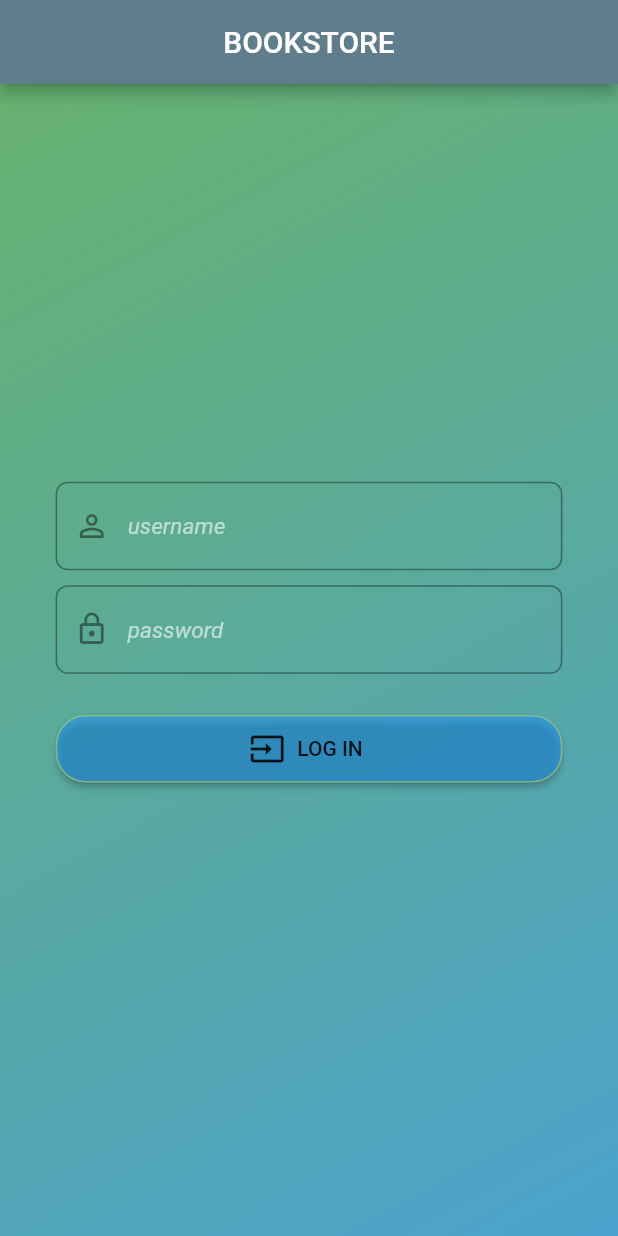
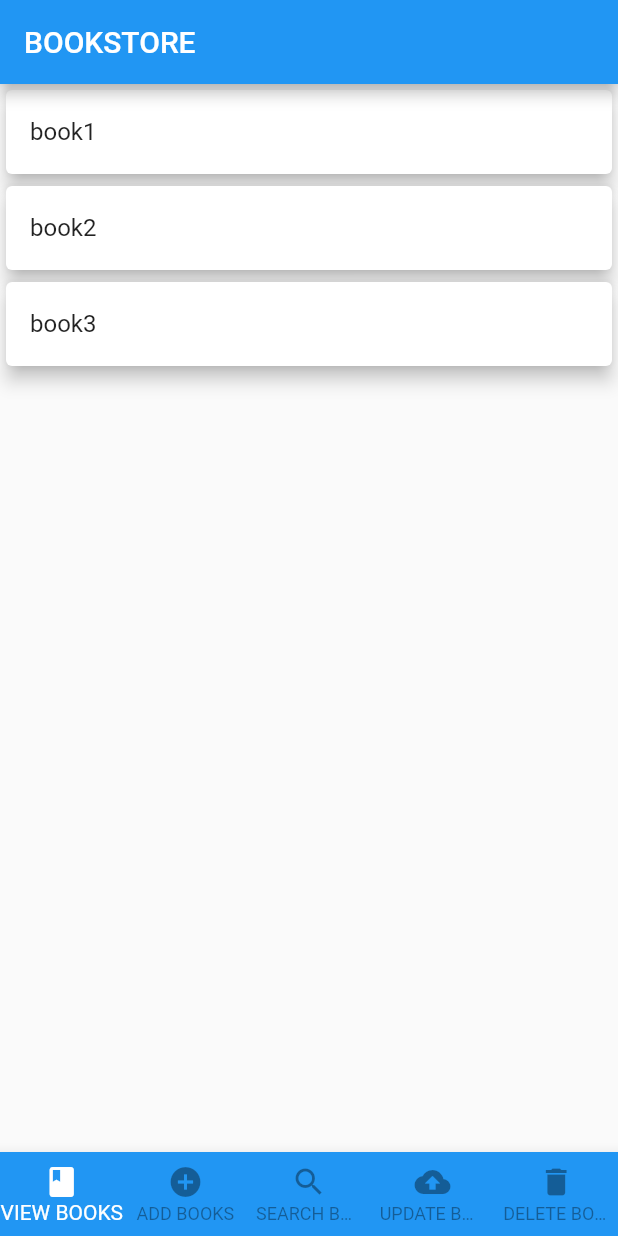
Before and after one commit to JossinAntony/Flutter_Bookstore_App, a Flutter app: the screen it shows after launch, on a phone screen of 412 x 824 dp. Run offline on Flutter 3.47's test engine with Material 2 defaults, Android fonts, the phone set to English and light mode, and no system bars.

Commit message:
viewBooks.dart page created, bottom navbar navigation to new page set.

```diff
--- a/lib/main.dart
+++ b/lib/main.dart
@@ -2,6 +2,7 @@
 import 'package:flutter/material.dart';
 import 'package:flutter_bookstore_app/pages/addBooks.dart';
 import 'package:flutter_bookstore_app/pages/login.dart';
+import 'package:flutter_bookstore_app/pages/navigation.dart';
 
 main() => runApp(MyApp());
 
@@ -9,7 +10,8 @@ class MyApp extends StatelessWidget {
   @override
   Widget build(BuildContext context) {
     return MaterialApp(
-      home: LogIn(),
+      //home: LogIn(),
+      home: Navigation(),
     );
   }
 }
--- a/lib/pages/navigation.dart
+++ b/lib/pages/navigation.dart
@@ -3,6 +3,7 @@ import 'package:flutter_bookstore_app/pages/addBooks.dart';
 import 'package:flutter_bookstore_app/pages/searchBooks.dart';
 import 'package:flutter_bookstore_app/pages/updateBooks.dart';
 import 'package:flutter_bookstore_app/pages/deleteBooks.dart';
+import 'package:flutter_bookstore_app/pages/viewBooks.dart';
 
 class Navigation extends StatefulWidget {
   @override
@@ -10,7 +11,7 @@ class Navigation extends StatefulWidget {
 }
 
 class _NavigationState extends State<Navigation> {
-  final pages = [AddBooks(), SearchBooks(), UpdateBooks(), DeleteBooks()];
+  final pages = [ViewBooks(), AddBooks(), SearchBooks(), UpdateBooks(), DeleteBooks()];
   int _pageIndex = 0;
 
   @override
@@ -34,6 +35,10 @@ class _NavigationState extends State<Navigation> {
             currentIndex: _pageIndex,
             items: [
               BottomNavigationBarItem(
+                icon: Icon(Icons.book),
+                title: Text('VIEW BOOKS'),
+              ),
+              BottomNavigationBarItem(
                 icon: Icon(Icons.add_circle),
                 title: Text('ADD BOOKS'),
               ),
--- /dev/null
+++ b/lib/pages/viewBooks.dart
@@ -0,0 +1,23 @@
+import 'package:flutter/material.dart';
+
+class ViewBooks extends StatefulWidget {
+  @override
+  _ViewBooksState createState() => _ViewBooksState();
+}
+
+class _ViewBooksState extends State<ViewBooks> {
+  var bookArray = ['book1', 'book2', 'book3'];
+  @override
+  Widget build(BuildContext context) {
+    return ListView.builder(
+      itemCount: bookArray.length,
+        itemBuilder: (context, index){
+          return Card(
+            elevation: 5,
+            child: ListTile(
+              title: Text(bookArray[index]),
+            ),
+          );
+        });
+  }
+}
```
